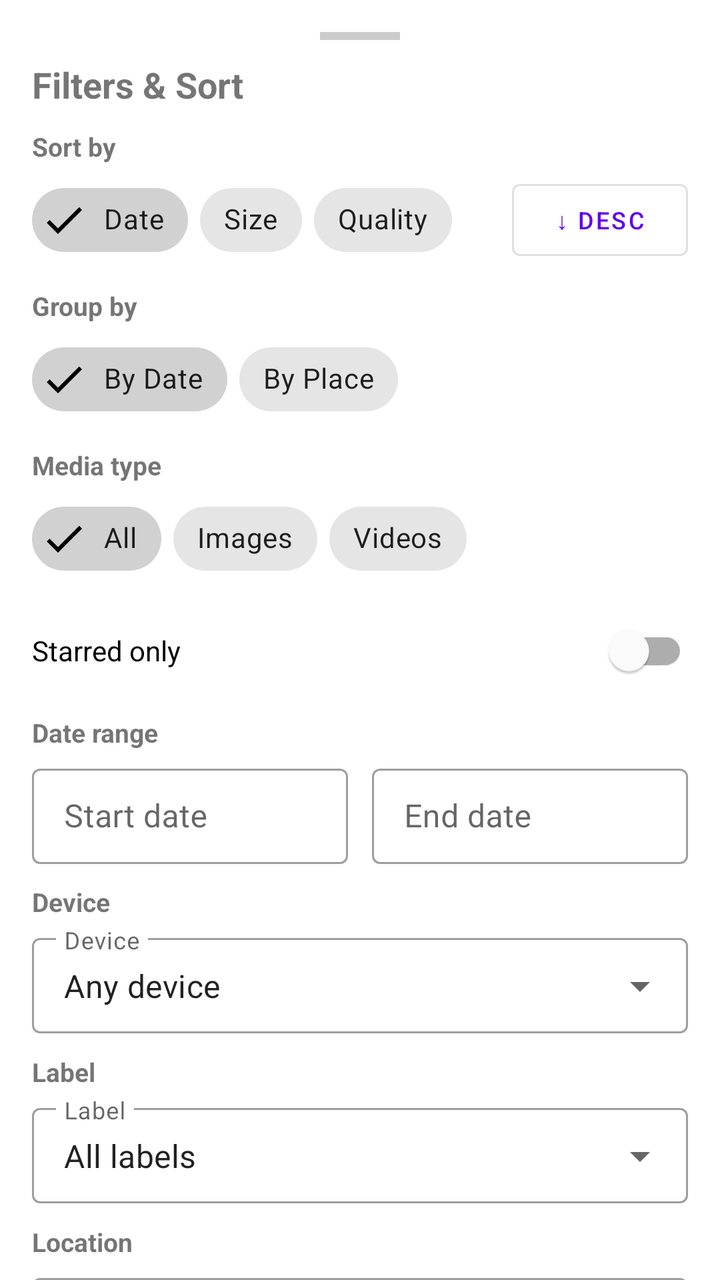
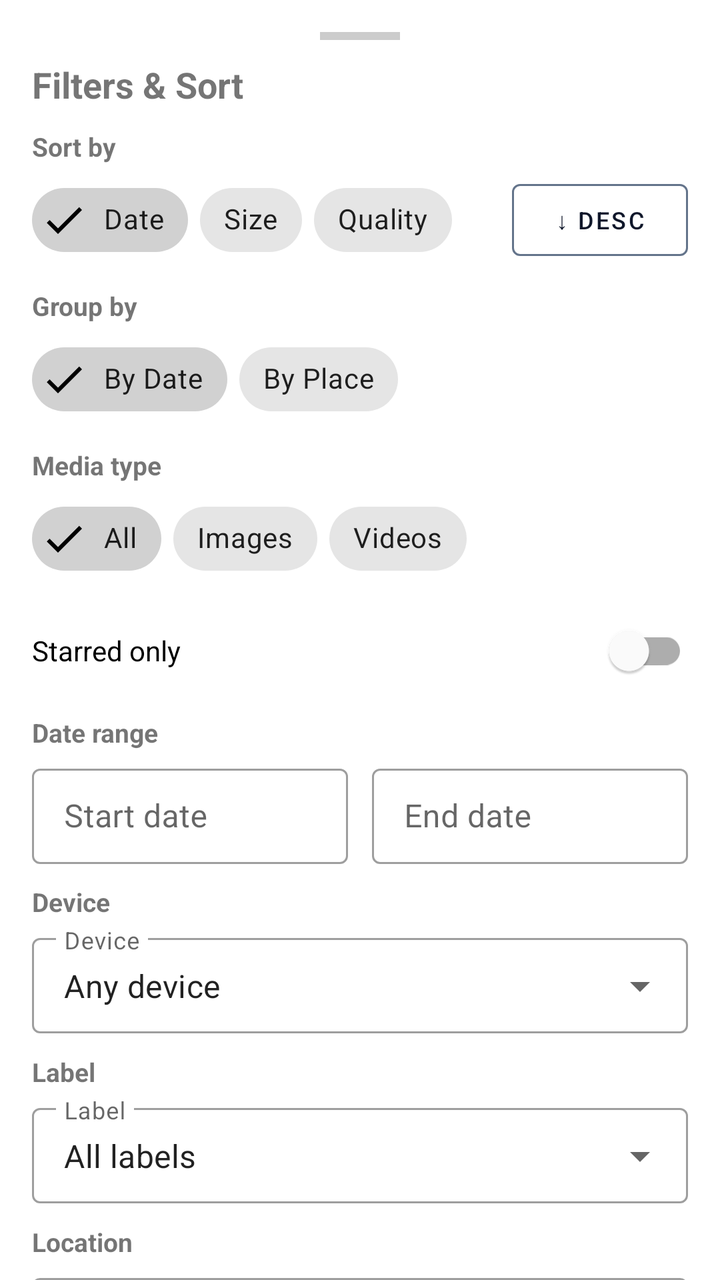

Screens rendered from an Android XML layout before and after an edit, with the pre-edit source and the edit as a unified diff.
<!-- AndroidManifest.xml: application theme Theme.Reminisce -->
<!-- res/layout/fragment_filter_bottom_sheet.xml -->
<?xml version="1.0" encoding="utf-8"?>
<androidx.core.widget.NestedScrollView xmlns:android="http://schemas.android.com/apk/res/android"
    xmlns:app="http://schemas.android.com/apk/res-auto"
    android:layout_width="match_parent"
    android:layout_height="wrap_content"
    android:clipToPadding="false">

    <LinearLayout
        android:layout_width="match_parent"
        android:layout_height="wrap_content"
        android:orientation="vertical"
        android:padding="16dp">

        
        <View
            android:layout_width="40dp"
            android:layout_height="4dp"
            android:layout_gravity="center_horizontal"
            android:layout_marginBottom="10dp"
            android:background="#CCCCCC" />

        <TextView
            android:layout_width="wrap_content"
            android:layout_height="wrap_content"
            android:text="Filters &amp; Sort"
            android:textSize="18sp"
            android:textStyle="bold"
            android:layout_marginBottom="10dp" />

        
        <TextView
            android:layout_width="wrap_content"
            android:layout_height="wrap_content"
            android:text="Sort by"
            android:textSize="13sp"
            android:textStyle="bold"
            android:layout_marginBottom="4dp" />

        <LinearLayout
            android:layout_width="match_parent"
            android:layout_height="wrap_content"
            android:orientation="horizontal"
            android:gravity="center_vertical"
            android:layout_marginBottom="10dp">

            <com.google.android.material.chip.ChipGroup
                android:id="@+id/sortChipGroup"
                android:layout_width="0dp"
                android:layout_height="wrap_content"
                android:layout_weight="1"
                app:chipSpacingHorizontal="6dp"
                app:singleSelection="true"
                app:selectionRequired="true">

                <com.google.android.material.chip.Chip
                    android:id="@+id/sortDateChip"
                    android:layout_width="wrap_content"
                    android:layout_height="wrap_content"
                    android:text="Date"
                    android:checked="true"
                    style="@style/Widget.MaterialComponents.Chip.Filter" />

                <com.google.android.material.chip.Chip
                    android:id="@+id/sortSizeChip"
                    android:layout_width="wrap_content"
                    android:layout_height="wrap_content"
                    android:text="Size"
                    style="@style/Widget.MaterialComponents.Chip.Filter" />

                <com.google.android.material.chip.Chip
                    android:id="@+id/sortQualityChip"
                    android:layout_width="wrap_content"
                    android:layout_height="wrap_content"
                    android:text="Quality"
                    style="@style/Widget.MaterialComponents.Chip.Filter" />

            </com.google.android.material.chip.ChipGroup>

            <com.google.android.material.button.MaterialButton
                android:id="@+id/sortOrderButton"
                android:layout_width="wrap_content"
                android:layout_height="36dp"
                android:layout_marginStart="6dp"
                android:insetTop="0dp"
                android:insetBottom="0dp"
                android:paddingStart="10dp"
                android:paddingEnd="10dp"
                android:text="↓ Desc"
                android:textSize="12sp"
                style="@style/Widget.MaterialComponents.Button.OutlinedButton" />

        </LinearLayout>

        
        <TextView
            android:layout_width="wrap_content"
            android:layout_height="wrap_content"
            android:text="Group by"
            android:textSize="13sp"
            android:textStyle="bold"
            android:layout_marginBottom="4dp" />

        <com.google.android.material.chip.ChipGroup
            android:id="@+id/groupByChipGroup"
            android:layout_width="match_parent"
            android:layout_height="wrap_content"
            android:layout_marginBottom="10dp"
            app:chipSpacingHorizontal="6dp"
            app:singleSelection="true"
            app:selectionRequired="true">

            <com.google.android.material.chip.Chip
                android:id="@+id/groupByDateChip"
                android:layout_width="wrap_content"
                android:layout_height="wrap_content"
                android:text="By Date"
                android:checked="true"
                style="@style/Widget.MaterialComponents.Chip.Filter" />

            <com.google.android.material.chip.Chip
                android:id="@+id/groupByPlaceChip"
                android:layout_width="wrap_content"
                android:layout_height="wrap_content"
                android:text="By Place"
                style="@style/Widget.MaterialComponents.Chip.Filter" />

        </com.google.android.material.chip.ChipGroup>

        
        <TextView
            android:layout_width="wrap_content"
            android:layout_height="wrap_content"
            android:text="Media type"
            android:textSize="13sp"
            android:textStyle="bold"
            android:layout_marginBottom="4dp" />

        <com.google.android.material.chip.ChipGroup
            android:id="@+id/mediaTypeChipGroup"
            android:layout_width="match_parent"
            android:layout_height="wrap_content"
            android:layout_marginBottom="8dp"
            app:chipSpacingHorizontal="6dp"
            app:singleSelection="true"
            app:selectionRequired="true">

            <com.google.android.material.chip.Chip
                android:id="@+id/filterChipAll"
                android:layout_width="wrap_content"
                android:layout_height="wrap_content"
                android:text="All"
                android:checked="true"
                style="@style/Widget.MaterialComponents.Chip.Filter" />

            <com.google.android.material.chip.Chip
                android:id="@+id/filterChipImages"
                android:layout_width="wrap_content"
                android:layout_height="wrap_content"
                android:text="Images"
                style="@style/Widget.MaterialComponents.Chip.Filter" />

            <com.google.android.material.chip.Chip
                android:id="@+id/filterChipVideos"
                android:layout_width="wrap_content"
                android:layout_height="wrap_content"
                android:text="Videos"
                style="@style/Widget.MaterialComponents.Chip.Filter" />

        </com.google.android.material.chip.ChipGroup>

        
        <com.google.android.material.switchmaterial.SwitchMaterial
            android:id="@+id/starredSwitch"
            android:layout_width="match_parent"
            android:layout_height="wrap_content"
            android:layout_marginBottom="8dp"
            android:text="Starred only" />

        
        <TextView
            android:layout_width="wrap_content"
            android:layout_height="wrap_content"
            android:text="Date range"
            android:textSize="13sp"
            android:textStyle="bold"
            android:layout_marginBottom="4dp" />

        <LinearLayout
            android:layout_width="match_parent"
            android:layout_height="wrap_content"
            android:orientation="horizontal"
            android:layout_marginBottom="4dp">

            <com.google.android.material.textfield.TextInputLayout
                android:layout_width="0dp"
                android:layout_height="wrap_content"
                android:layout_weight="1"
                android:layout_marginEnd="6dp"
                android:hint="Start date"
                style="@style/Widget.MaterialComponents.TextInputLayout.OutlinedBox.Dense">

                <com.google.android.material.textfield.TextInputEditText
                    android:id="@+id/startDateField"
                    android:layout_width="match_parent"
                    android:layout_height="wrap_content"
                    android:focusable="false"
                    android:inputType="none"
                    android:maxLines="1" />

            </com.google.android.material.textfield.TextInputLayout>

            <com.google.android.material.textfield.TextInputLayout
                android:layout_width="0dp"
                android:layout_height="wrap_content"
                android:layout_weight="1"
                android:layout_marginStart="6dp"
                android:hint="End date"
                style="@style/Widget.MaterialComponents.TextInputLayout.OutlinedBox.Dense">

                <com.google.android.material.textfield.TextInputEditText
                    android:id="@+id/endDateField"
                    android:layout_width="match_parent"
                    android:layout_height="wrap_content"
                    android:focusable="false"
                    android:inputType="none"
                    android:maxLines="1" />

            </com.google.android.material.textfield.TextInputLayout>

        </LinearLayout>

        <com.google.android.material.button.MaterialButton
            android:id="@+id/clearDatesButton"
            android:layout_width="wrap_content"
            android:layout_height="wrap_content"
            android:text="Clear dates"
            android:visibility="gone"
            android:layout_gravity="end"
            style="@style/Widget.MaterialComponents.Button.TextButton" />

        
        <TextView
            android:layout_width="wrap_content"
            android:layout_height="wrap_content"
            android:text="Device"
            android:textSize="13sp"
            android:textStyle="bold"
            android:layout_marginTop="6dp"
            android:layout_marginBottom="4dp" />

        <com.google.android.material.textfield.TextInputLayout
            android:id="@+id/deviceInputLayout"
            android:layout_width="match_parent"
            android:layout_height="wrap_content"
            android:layout_marginBottom="10dp"
            android:hint="Device"
            style="@style/Widget.MaterialComponents.TextInputLayout.OutlinedBox.Dense.ExposedDropdownMenu">

            <com.google.android.material.textfield.MaterialAutoCompleteTextView
                android:id="@+id/deviceDropdown"
                android:layout_width="match_parent"
                android:layout_height="wrap_content"
                android:text="Any device"
                android:inputType="none" />

        </com.google.android.material.textfield.TextInputLayout>

        
        <TextView
            android:layout_width="wrap_content"
            android:layout_height="wrap_content"
            android:text="Label"
            android:textSize="13sp"
            android:textStyle="bold"
            android:layout_marginBottom="4dp" />

        <com.google.android.material.textfield.TextInputLayout
            android:id="@+id/labelInputLayout"
            android:layout_width="match_parent"
            android:layout_height="wrap_content"
            android:layout_marginBottom="10dp"
            android:hint="Label"
            style="@style/Widget.MaterialComponents.TextInputLayout.OutlinedBox.Dense.ExposedDropdownMenu">

            <com.google.android.material.textfield.MaterialAutoCompleteTextView
                android:id="@+id/labelDropdown"
                android:layout_width="match_parent"
                android:layout_height="wrap_content"
                android:text="All labels"
                android:inputType="none" />

        </com.google.android.material.textfield.TextInputLayout>

        
        <TextView
            android:layout_width="wrap_content"
            android:layout_height="wrap_content"
            android:text="Location"
            android:textSize="13sp"
            android:textStyle="bold"
            android:layout_marginBottom="4dp" />

        <com.google.android.material.textfield.TextInputLayout
            android:layout_width="match_parent"
            android:layout_height="wrap_content"
            android:hint="Search location..."
            style="@style/Widget.MaterialComponents.TextInputLayout.OutlinedBox.Dense">

            <com.google.android.material.textfield.MaterialAutoCompleteTextView
                android:id="@+id/locationSearchField"
                android:layout_width="match_parent"
                android:layout_height="wrap_content"
                android:inputType="text"
                android:completionThreshold="2" />

        </com.google.android.material.textfield.TextInputLayout>

        <com.google.android.material.button.MaterialButton
            android:id="@+id/clearLocationButton"
            android:layout_width="wrap_content"
            android:layout_height="wrap_content"
            android:text="Clear location"
            android:visibility="gone"
            android:layout_gravity="end"
            android:layout_marginBottom="4dp"
            style="@style/Widget.MaterialComponents.Button.TextButton" />

        <LinearLayout
            android:id="@+id/radiusSection"
            android:layout_width="match_parent"
            android:layout_height="wrap_content"
            android:orientation="vertical"
            android:visibility="gone">

            <TextView
                android:layout_width="wrap_content"
                android:layout_height="wrap_content"
                android:text="Radius (km)"
                android:textSize="12sp"
                android:layout_marginTop="6dp"
                android:layout_marginBottom="2dp" />

            <com.google.android.material.slider.Slider
                android:id="@+id/locationRadiusSlider"
                android:layout_width="match_parent"
                android:layout_height="wrap_content"
                android:layout_marginBottom="10dp"
                android:valueFrom="1"
                android:valueTo="500"
                android:stepSize="1"
                android:value="10" />
        </LinearLayout>

        
        <LinearLayout
            android:layout_width="match_parent"
            android:layout_height="wrap_content"
            android:orientation="horizontal"
            android:layout_marginTop="10dp">

            <com.google.android.material.button.MaterialButton
                android:id="@+id/clearButton"
                android:layout_width="0dp"
                android:layout_height="wrap_content"
                android:layout_weight="1"
                android:layout_marginEnd="8dp"
                android:text="Reset"
                style="@style/Widget.MaterialComponents.Button.OutlinedButton" />

            <com.google.android.material.button.MaterialButton
                android:id="@+id/applyButton"
                android:layout_width="0dp"
                android:layout_height="wrap_content"
                android:layout_weight="1"
                android:layout_marginStart="8dp"
                android:text="Apply" />

        </LinearLayout>

    </LinearLayout>

</androidx.core.widget.NestedScrollView>
<!-- resources referenced by this layout -->
<resources>
  <style name="Theme.Reminisce" parent="Theme.MaterialComponents.DayNight.DarkActionBar">
          
          <item name="colorPrimary">@color/purple_500</item>
          <item name="colorPrimaryVariant">@color/purple_700</item>
          <item name="colorOnPrimary">@color/white</item>
          
          <item name="colorSecondary">@color/teal_200</item>
          <item name="colorSecondaryVariant">@color/teal_700</item>
          <item name="colorOnSecondary">@color/black</item>
          
          <item name="android:statusBarColor">?attr/colorPrimaryVariant</item>
          
      </style>
  <color name="purple_500">#FF6200EE</color>
  <color name="purple_700">#FF3700B3</color>
  <color name="white">#FFFFFFFF</color>
  <color name="teal_200">#FF03DAC5</color>
  <color name="teal_700">#FF018786</color>
  <color name="black">#FF000000</color>
</resources>

<!-- the commit's change to res/layout/fragment_filter_bottom_sheet.xml (unified diff, before → after) -->
@@ -87,7 +87,7 @@
                 android:paddingEnd="10dp"
                 android:text="↓ Desc"
                 android:textSize="12sp"
-                style="@style/Widget.MaterialComponents.Button.OutlinedButton" />
+                style="@style/Style.Reminisce.Button.Outlined" />
 
         </LinearLayout>
 
@@ -236,7 +236,7 @@
             android:text="Clear dates"
             android:visibility="gone"
             android:layout_gravity="end"
-            style="@style/Widget.MaterialComponents.Button.TextButton" />
+            style="@style/Style.Reminisce.Button.Text" />
 
         
         <TextView
@@ -323,7 +323,7 @@
             android:visibility="gone"
             android:layout_gravity="end"
             android:layout_marginBottom="4dp"
-            style="@style/Widget.MaterialComponents.Button.TextButton" />
+            style="@style/Style.Reminisce.Button.Text" />
 
         <LinearLayout
             android:id="@+id/radiusSection"
@@ -365,7 +365,7 @@
                 android:layout_weight="1"
                 android:layout_marginEnd="8dp"
                 android:text="Reset"
-                style="@style/Widget.MaterialComponents.Button.OutlinedButton" />
+                style="@style/Style.Reminisce.Button.Outlined" />
 
             <com.google.android.material.button.MaterialButton
                 android:id="@+id/applyButton"
<!-- resource entries referenced after the edit -->
@@ -1,5 +1,14 @@
 <!-- resources referenced by this layout -->
 <resources>
+  <style name="Style.Reminisce.Button.Outlined" parent="Widget.MaterialComponents.Button.OutlinedButton">
+          <item name="android:textColor">@color/pill_text</item>
+          <item name="iconTint">@color/pill_text</item>
+          <item name="strokeColor">@color/outlined_button_stroke</item>
+      </style>
+  <style name="Style.Reminisce.Button.Text" parent="Widget.MaterialComponents.Button.TextButton">
+          <item name="android:textColor">@color/action_button_text</item>
+          <item name="iconTint">@color/action_button_text</item>
+      </style>
   <style name="Theme.Reminisce" parent="Theme.MaterialComponents.DayNight.DarkActionBar">
           
           <item name="colorPrimary">@color/purple_500</item>
@@ -12,12 +21,23 @@
           
           <item name="android:statusBarColor">?attr/colorPrimaryVariant</item>
           
+          <item name="materialButtonOutlinedStyle">@style/Style.Reminisce.Button.Outlined</item>
+          <item name="borderlessButtonStyle">@style/Style.Reminisce.Button.Text</item>
+          <item name="buttonBarPositiveButtonStyle">@style/Style.Reminisce.Button.Dialog</item>
+          <item name="buttonBarNegativeButtonStyle">@style/Style.Reminisce.Button.Dialog</item>
+          <item name="buttonBarNeutralButtonStyle">@style/Style.Reminisce.Button.Dialog</item>
       </style>
+  <color name="pill_text">#FF0F172A</color>
+  <color name="outlined_button_stroke">#FF64748B</color>
+  <color name="action_button_text">#FF0D47A1</color>
   <color name="purple_500">#FF6200EE</color>
   <color name="purple_700">#FF3700B3</color>
   <color name="white">#FFFFFFFF</color>
   <color name="teal_200">#FF03DAC5</color>
   <color name="teal_700">#FF018786</color>
   <color name="black">#FF000000</color>
+  <style name="Style.Reminisce.Button.Dialog" parent="Widget.MaterialComponents.Button.TextButton.Dialog">
+          <item name="android:textColor">@color/action_button_text</item>
+      </style>
 </resources>
 
